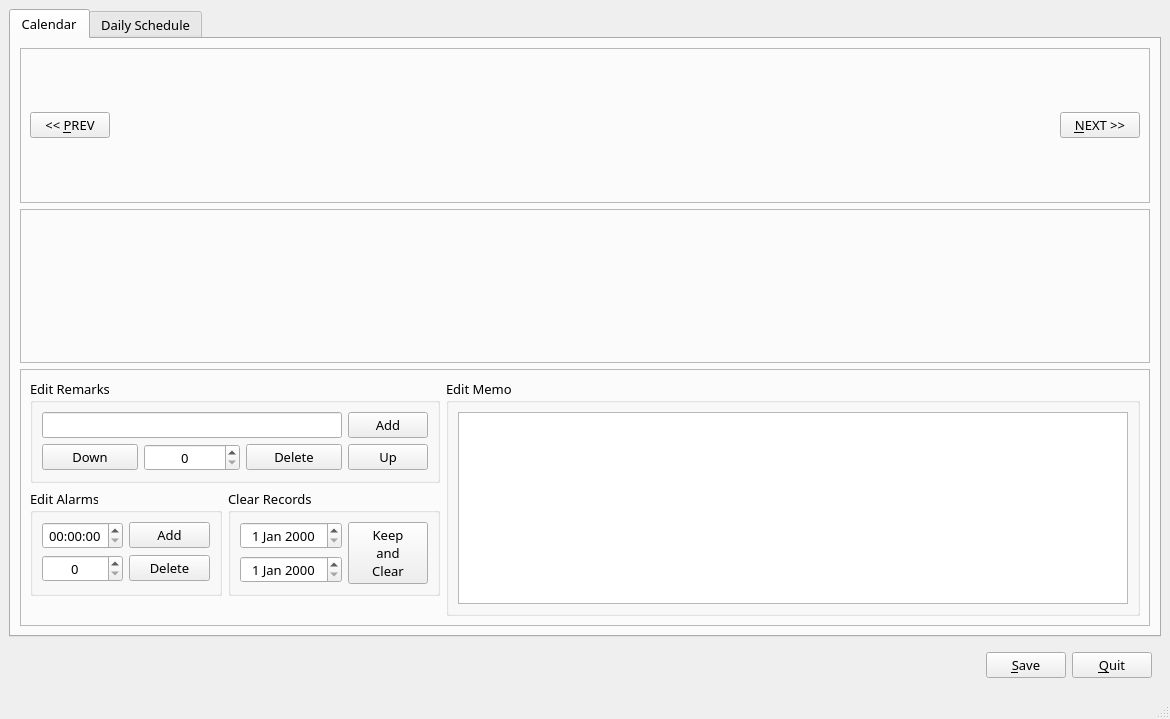
Above: mainwindow.ui from ferv3455/Daily-Planner before the change. Below: the same form after it.
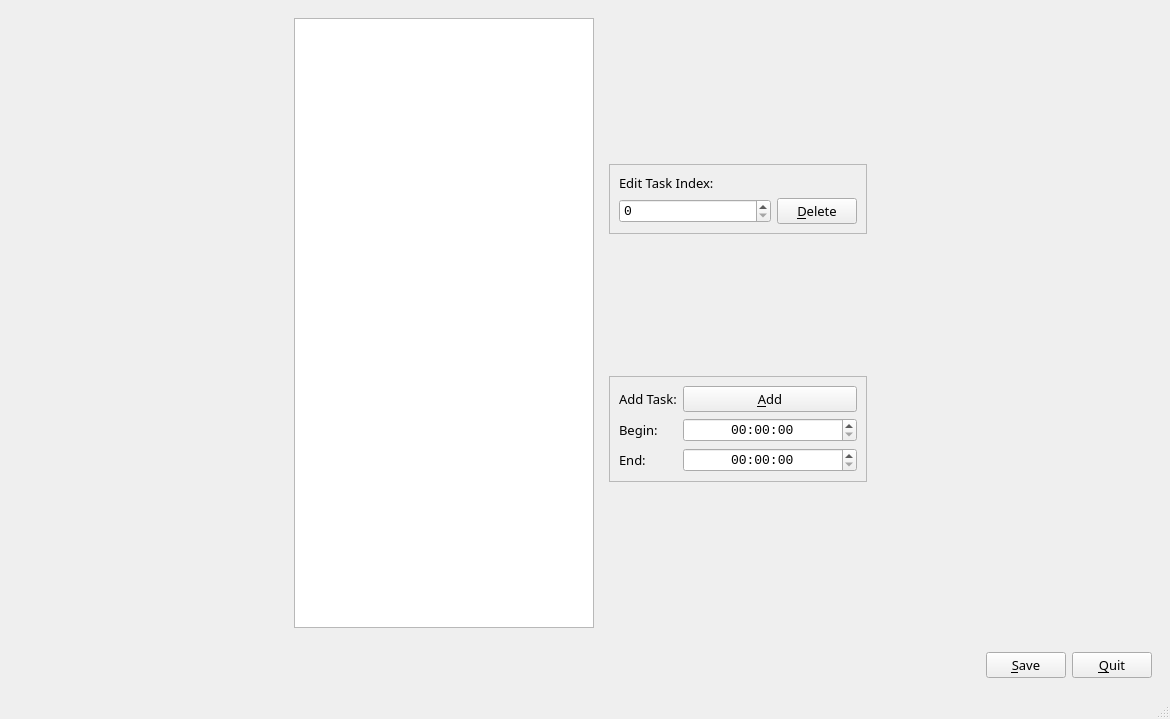
That is the form after the change. Icons and pictures are not drawn.

Commit message: Remove the calendar part.

```diff
--- a/mainwindow.ui
+++ b/mainwindow.ui
@@ -29,276 +29,9 @@
   <widget class="QWidget" name="centralwidget">
    <layout class="QVBoxLayout" name="verticalLayout">
     <item>
-     <widget class="QTabWidget" name="tabWidget">
-      <property name="currentIndex">
-       <number>0</number>
-      </property>
-      <widget class="QWidget" name="tab">
-       <attribute name="title">
-        <string>Calendar</string>
-       </attribute>
-       <layout class="QVBoxLayout" name="verticalLayout_3">
-        <item>
-         <widget class="QFrame" name="frame_3">
-          <property name="frameShape">
-           <enum>QFrame::StyledPanel</enum>
-          </property>
-          <property name="frameShadow">
-           <enum>QFrame::Raised</enum>
-          </property>
+     <widget class="QWidget" name="widget_3" native="true">
           <layout class="QHBoxLayout" name="horizontalLayout_3">
            <item>
-            <widget class="QPushButton" name="prevButton">
-             <property name="text">
-              <string>&lt;&lt; &amp;PREV</string>
-             </property>
-            </widget>
-           </item>
-           <item>
-            <spacer name="horizontalSpacer_4">
-             <property name="orientation">
-              <enum>Qt::Horizontal</enum>
-             </property>
-             <property name="sizeHint" stdset="0">
-              <size>
-               <width>40</width>
-               <height>20</height>
-              </size>
-             </property>
-            </spacer>
-           </item>
-           <item>
-            <widget class="QPushButton" name="nextButton">
-             <property name="text">
-              <string>&amp;NEXT &gt;&gt;</string>
-             </property>
-            </widget>
-           </item>
-          </layout>
-         </widget>
-        </item>
-        <item>
-         <widget class="QFrame" name="mainFrame">
-          <property name="frameShape">
-           <enum>QFrame::StyledPanel</enum>
-          </property>
-          <property name="frameShadow">
-           <enum>QFrame::Raised</enum>
-          </property>
-          <layout class="QGridLayout" name="mainLayout"/>
-         </widget>
-        </item>
-        <item>
-         <widget class="QFrame" name="frame_5">
-          <property name="frameShape">
-           <enum>QFrame::StyledPanel</enum>
-          </property>
-          <property name="frameShadow">
-           <enum>QFrame::Raised</enum>
-          </property>
-          <layout class="QGridLayout" name="gridLayout_3">
-           <item row="0" column="3" rowspan="3">
-            <widget class="QGroupBox" name="groupBox_4">
-             <property name="sizePolicy">
-              <sizepolicy hsizetype="Preferred" vsizetype="Preferred">
-               <horstretch>0</horstretch>
-               <verstretch>0</verstretch>
-              </sizepolicy>
-             </property>
-             <property name="title">
-              <string>Edit Memo</string>
-             </property>
-             <layout class="QHBoxLayout" name="horizontalLayout_4">
-              <item>
-               <widget class="QTextEdit" name="memoEdit">
-                <property name="sizePolicy">
-                 <sizepolicy hsizetype="Expanding" vsizetype="Expanding">
-                  <horstretch>0</horstretch>
-                  <verstretch>0</verstretch>
-                 </sizepolicy>
-                </property>
-                <property name="minimumSize">
-                 <size>
-                  <width>400</width>
-                  <height>0</height>
-                 </size>
-                </property>
-               </widget>
-              </item>
-             </layout>
-            </widget>
-           </item>
-           <item row="1" column="2">
-            <widget class="QGroupBox" name="groupBox_2">
-             <property name="title">
-              <string>Clear Records</string>
-             </property>
-             <layout class="QGridLayout" name="gridLayout_6">
-              <item row="0" column="1">
-               <widget class="QDateEdit" name="clearDateEdit_1">
-                <property name="alignment">
-                 <set>Qt::AlignCenter</set>
-                </property>
-               </widget>
-              </item>
-              <item row="1" column="1">
-               <widget class="QDateEdit" name="clearDateEdit_2">
-                <property name="alignment">
-                 <set>Qt::AlignCenter</set>
-                </property>
-               </widget>
-              </item>
-              <item row="0" column="2" rowspan="2">
-               <widget class="QPushButton" name="clearButton">
-                <property name="text">
-                 <string>Keep
-and
-Clear</string>
-                </property>
-                <property name="icon">
-                 <iconset resource="resources.qrc">
-                  <normaloff>:/images/delete.png</normaloff>:/images/delete.png</iconset>
-                </property>
-               </widget>
-              </item>
-             </layout>
-            </widget>
-           </item>
-           <item row="1" column="1">
-            <widget class="QGroupBox" name="groupBox">
-             <property name="title">
-              <string>Edit Alarms</string>
-             </property>
-             <layout class="QGridLayout" name="gridLayout_4">
-              <item row="2" column="0">
-               <widget class="QSpinBox" name="alarmSpinBox">
-                <property name="alignment">
-                 <set>Qt::AlignCenter</set>
-                </property>
-               </widget>
-              </item>
-              <item row="2" column="1">
-               <widget class="QPushButton" name="deleteAlarmButton">
-                <property name="text">
-                 <string>Delete</string>
-                </property>
-                <property name="icon">
-                 <iconset resource="resources.qrc">
-                  <normaloff>:/images/negative.png</normaloff>:/images/negative.png</iconset>
-                </property>
-               </widget>
-              </item>
-              <item row="0" column="0">
-               <widget class="QTimeEdit" name="alarmTimeEdit">
-                <property name="alignment">
-                 <set>Qt::AlignCenter</set>
-                </property>
-                <property name="displayFormat">
-                 <string>HH:mm:ss</string>
-                </property>
-               </widget>
-              </item>
-              <item row="0" column="1">
-               <widget class="QPushButton" name="addAlarmButton">
-                <property name="text">
-                 <string>Add</string>
-                </property>
-                <property name="icon">
-                 <iconset resource="resources.qrc">
-                  <normaloff>:/images/plus.png</normaloff>:/images/plus.png</iconset>
-                </property>
-               </widget>
-              </item>
-             </layout>
-            </widget>
-           </item>
-           <item row="0" column="1" colspan="2">
-            <widget class="QGroupBox" name="groupBox_3">
-             <property name="title">
-              <string>Edit Remarks</string>
-             </property>
-             <layout class="QGridLayout" name="gridLayout_5">
-              <item row="2" column="0">
-               <widget class="QPushButton" name="downRemarkButton">
-                <property name="text">
-                 <string>Down</string>
-                </property>
-                <property name="icon">
-                 <iconset resource="resources.qrc">
-                  <normaloff>:/images/down.png</normaloff>:/images/down.png</iconset>
-                </property>
-               </widget>
-              </item>
-              <item row="2" column="2">
-               <widget class="QPushButton" name="deleteRemarkButton">
-                <property name="text">
-                 <string>Delete</string>
-                </property>
-                <property name="icon">
-                 <iconset resource="resources.qrc">
-                  <normaloff>:/images/negative.png</normaloff>:/images/negative.png</iconset>
-                </property>
-               </widget>
-              </item>
-              <item row="2" column="3">
-               <widget class="QPushButton" name="upRemarkButton">
-                <property name="text">
-                 <string>Up</string>
-                </property>
-                <property name="icon">
-                 <iconset resource="resources.qrc">
-                  <normaloff>:/images/up.png</normaloff>:/images/up.png</iconset>
-                </property>
-               </widget>
-              </item>
-              <item row="0" column="3">
-               <widget class="QPushButton" name="addRemarkButton">
-                <property name="text">
-                 <string>Add</string>
-                </property>
-                <property name="icon">
-                 <iconset resource="resources.qrc">
-                  <normaloff>:/images/plus.png</normaloff>:/images/plus.png</iconset>
-                </property>
-               </widget>
-              </item>
-              <item row="2" column="1">
-               <widget class="QSpinBox" name="remarkSpinBox">
-                <property name="alignment">
-                 <set>Qt::AlignCenter</set>
-                </property>
-               </widget>
-              </item>
-              <item row="0" column="0" colspan="3">
-               <widget class="QLineEdit" name="remarkEdit">
-                <property name="sizePolicy">
-                 <sizepolicy hsizetype="Expanding" vsizetype="Fixed">
-                  <horstretch>0</horstretch>
-                  <verstretch>0</verstretch>
-                 </sizepolicy>
-                </property>
-                <property name="minimumSize">
-                 <size>
-                  <width>300</width>
-                  <height>0</height>
-                 </size>
-                </property>
-               </widget>
-              </item>
-             </layout>
-            </widget>
-           </item>
-          </layout>
-         </widget>
-        </item>
-       </layout>
-      </widget>
-      <widget class="QWidget" name="tab_2">
-       <attribute name="title">
-        <string>Daily Schedule</string>
-       </attribute>
-       <layout class="QHBoxLayout" name="horizontalLayout_2">
-        <item>
          <spacer name="horizontalSpacer_2">
           <property name="orientation">
            <enum>Qt::Horizontal</enum>
@@ -543,7 +276,6 @@
         </item>
        </layout>
       </widget>
-     </widget>
     </item>
     <item>
      <widget class="QWidget" name="widget" native="true">
```
Left out of the diff: 3 changed lines with no effect on the pictures. Lines whose indentation alone changed are shown as unchanged. The commit also changes 12 other files.
